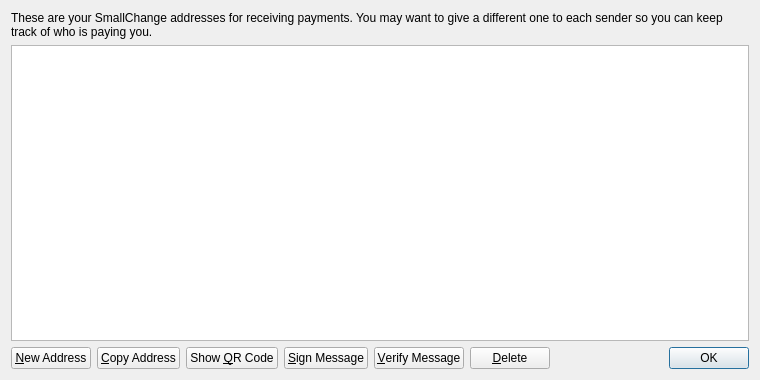
First picture: the form in src/qt/forms/addressbookpage.ui, repository Alter28/XmasCoin, before the edit.
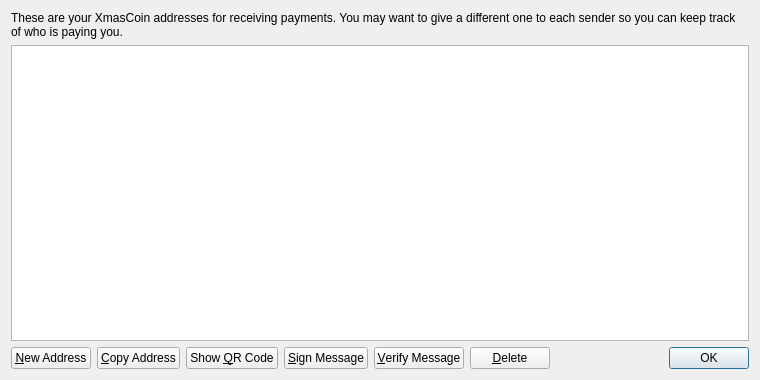
Second picture: the form after the edit. Icons and pictures are not drawn.

```diff
--- a/src/qt/forms/addressbookpage.ui
+++ b/src/qt/forms/addressbookpage.ui
@@ -17,7 +17,7 @@
    <item>
     <widget class="QLabel" name="labelExplanation">
      <property name="text">
-      <string>These are your SmallChange addresses for receiving payments. You may want to give a different one to each sender so you can keep track of who is paying you.</string>
+      <string>These are your XmasCoin addresses for receiving payments. You may want to give a different one to each sender so you can keep track of who is paying you.</string>
      </property>
      <property name="textFormat">
       <enum>Qt::PlainText</enum>
```
